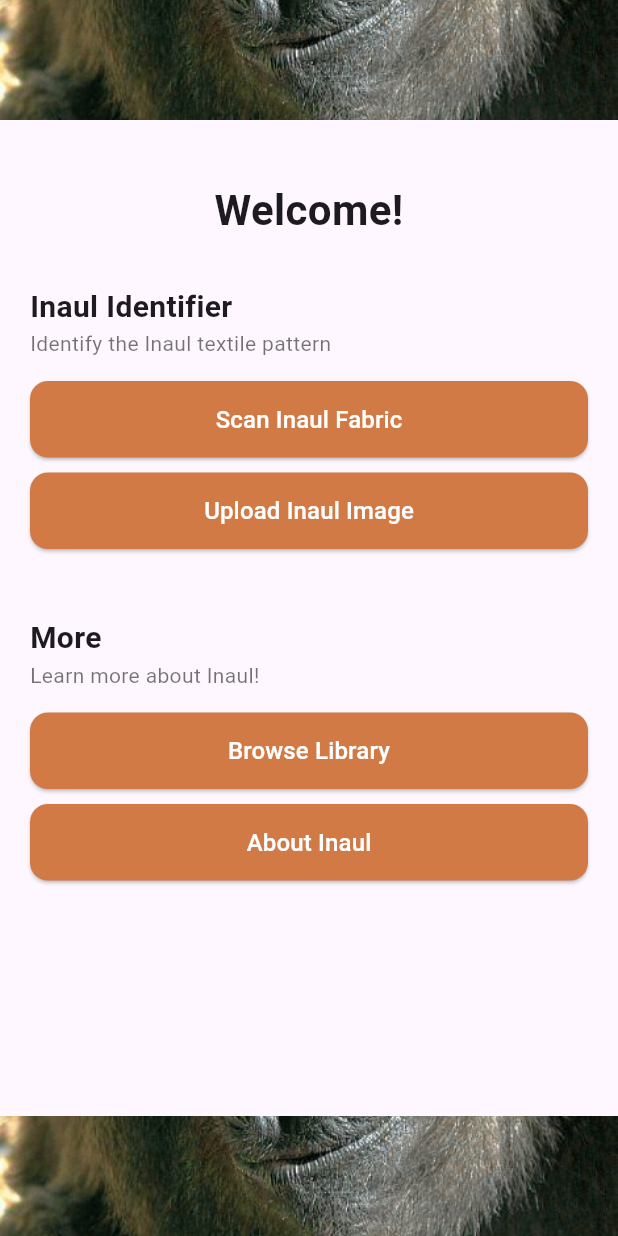
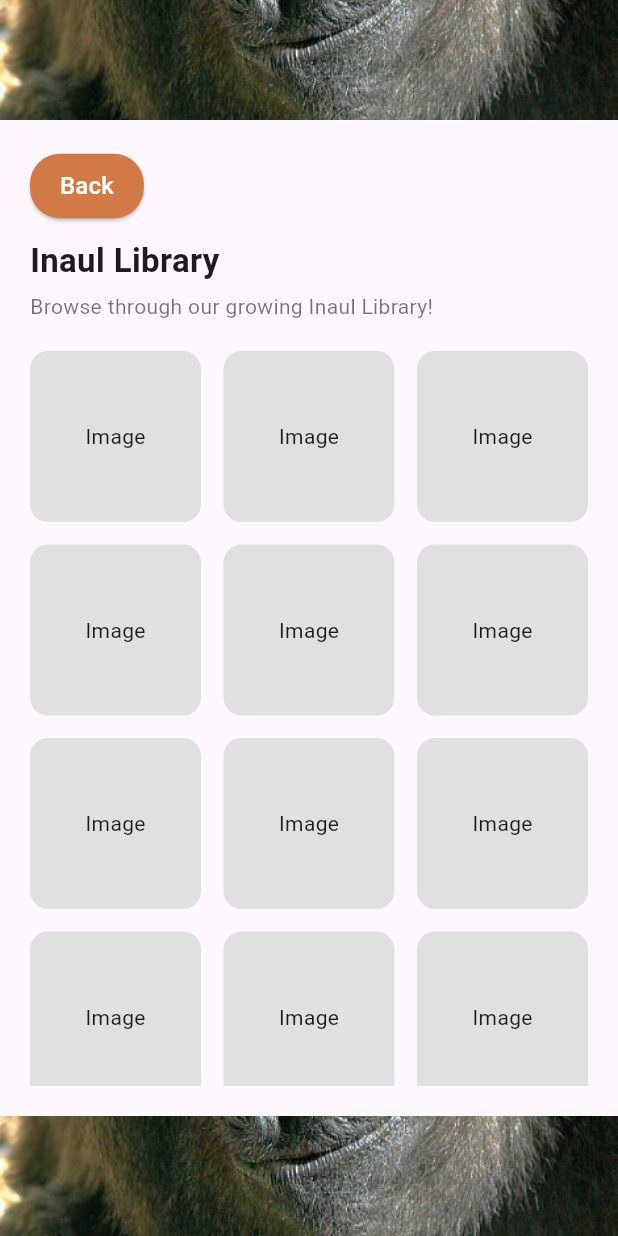
Before and after one commit to krlgarcia/inawl-app, a Flutter app: the screen it shows after launch, after a tap on "Browse Library", on a phone screen of 412 x 824 dp. Run offline on Flutter 3.47's test engine with Material 3 defaults, Android fonts, the phone set to English and light mode, and no system bars.

Commit message:
Added library_screen

```diff
--- a/lib/screens/home_screen.dart
+++ b/lib/screens/home_screen.dart
@@ -1,4 +1,5 @@
 import 'package:flutter/material.dart';
+import 'package:inawl_app/screens/library_screen.dart';
 
 class HomeScreen extends StatelessWidget {
   const HomeScreen({super.key});
@@ -87,8 +88,15 @@ class HomeScreen extends StatelessWidget {
                     ),
                     const SizedBox(height: 15),
 
-                    _buildButton('Browse Library'),
+                    _buildButton('Browse Library', () {
+                      Navigator.push(
+                        context,
+                        MaterialPageRoute(builder: (context) => const LibraryScreen()),
+                      );
+                    }),
+
                     const SizedBox(height: 10),
+
                     _buildButton('About Inaul'),
                   ],
                 ),
@@ -115,21 +123,19 @@ class HomeScreen extends StatelessWidget {
   }
 
   // Button builder
-  static Widget _buildButton(String text) {
+  static Widget _buildButton(String text, [VoidCallback? onPressed]) {
     return SizedBox(
       width: double.infinity,
       child: ElevatedButton(
         style: ElevatedButton.styleFrom(
-          backgroundColor: const Color(0xFFD17A45), // button color
-          foregroundColor: Colors.white, // text color
+          backgroundColor: const Color(0xFFD17A45),
+          foregroundColor: Colors.white,
           padding: const EdgeInsets.symmetric(vertical: 14),
           shape: RoundedRectangleBorder(
             borderRadius: BorderRadius.circular(12),
           ),
         ),
-        onPressed: () {
-          // TODO: add navigation or action
-        },
+        onPressed: onPressed ?? () {}, // ✅ fallback to empty function
         child: Text(
           text,
           style: const TextStyle(fontSize: 16),
--- /dev/null
+++ b/lib/screens/library_screen.dart
@@ -0,0 +1,96 @@
+import 'package:flutter/material.dart';
+import 'package:inawl_app/widgets/back_button.dart' as custom;
+
+class LibraryScreen extends StatelessWidget {
+  const LibraryScreen({super.key});
+
+  @override
+  Widget build(BuildContext context) {
+    return Scaffold(
+      body: Column(
+        children: [
+          // Top patterned placeholder
+          Container(
+            width: double.infinity,
+            height: 80,
+            color: Colors.brown[300],
+            alignment: Alignment.center,
+            child: Image.asset(
+              'assets/images/gorilla.jpg', // <-- TOP pattern image file
+              fit: BoxFit.cover,
+              width: double.infinity,
+              height: 80,
+            ),
+          ),
+
+          // Content
+          Expanded(
+            child: Padding(
+              padding: const EdgeInsets.all(20.0),
+              child: Column(
+                crossAxisAlignment: CrossAxisAlignment.start,
+                children: [
+                  // Back Button
+                  const custom.BackButtonWidget(),
+
+                  const SizedBox(height: 10),
+                  const Text(
+                    'Inaul Library',
+                    style: TextStyle(
+                      fontSize: 22,
+                      fontWeight: FontWeight.bold,
+                    ),
+                  ),
+                  const SizedBox(height: 5),
+                  const Text(
+                    'Browse through our growing Inaul Library!',
+                    style: TextStyle(color: Colors.black54),
+                  ),
+                  const SizedBox(height: 20),
+
+                  // Grid placeholders
+                  Expanded(
+                    child: GridView.builder(
+                      gridDelegate:
+                          const SliverGridDelegateWithFixedCrossAxisCount(
+                        crossAxisCount: 3,
+                        mainAxisSpacing: 15,
+                        crossAxisSpacing: 15,
+                      ),
+                      itemCount: 12, // number of placeholders
+                      itemBuilder: (context, index) {
+                        return Container(
+                          decoration: BoxDecoration(
+                            color: Colors.grey[300],
+                            borderRadius: BorderRadius.circular(12),
+                          ),
+                          child: const Center(
+                            child: Text("Image"),
+                          ),
+                        );
+                      },
+                    ),
+                  ),
+                ],
+              ),
+            ),
+          ),
+
+          // Bottom patterned placeholder
+          Container(
+            width: double.infinity,
+            height: 80,
+            color: Colors.brown[300],
+            alignment: Alignment.center,
+            child: Image.asset(
+              'assets/images/gorilla.jpg', // <-- TOP pattern image file
+              fit: BoxFit.cover,
+              width: double.infinity,
+              height: 80,
+            ),
+          ),
+        ],
+      ),
+    );
+  }
+}
--- /dev/null
+++ b/lib/widgets/back_button.dart
@@ -0,0 +1,29 @@
+import 'package:flutter/material.dart';
+
+class BackButtonWidget extends StatelessWidget {
+  const BackButtonWidget({super.key});
+
+  @override
+  Widget build(BuildContext context) {
+    return Align(
+      alignment: Alignment.centerLeft,
+      child: ElevatedButton(
+        style: ElevatedButton.styleFrom(
+          backgroundColor: const Color(0xFFD17A45),
+          foregroundColor: Colors.white,
+          padding: const EdgeInsets.symmetric(horizontal: 20, vertical: 10),
+          shape: RoundedRectangleBorder(
+            borderRadius: BorderRadius.circular(20),
+          ),
+        ),
+        onPressed: () {
+          Navigator.pop(context);
+        },
+        child: const Text(
+          "Back",
+          style: TextStyle(fontSize: 16),
+        ),
+      ),
+    );
+  }
+}
```
